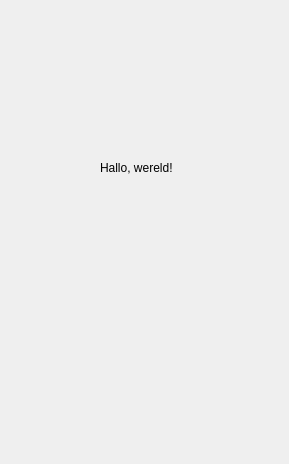
Qt form code/Mud/sidebar.ui (lauraBaakman/Introduction-to-Computational-Science) before a commit.
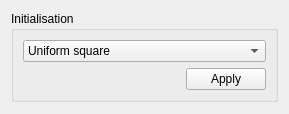
The same form after that commit.

Commit message: Initial version of the Grid model.

The edit to the form file:
```diff
--- a/code/Mud/sidebar.ui
+++ b/code/Mud/sidebar.ui
@@ -7,25 +7,63 @@
     <x>0</x>
     <y>0</y>
     <width>289</width>
-    <height>464</height>
+    <height>114</height>
    </rect>
   </property>
   <property name="windowTitle">
    <string>Form</string>
   </property>
-  <widget class="QLabel" name="label">
-   <property name="geometry">
-    <rect>
-     <x>100</x>
-     <y>160</y>
-     <width>191</width>
-     <height>16</height>
-    </rect>
-   </property>
-   <property name="text">
-    <string>Hallo, wereld!</string>
-   </property>
-  </widget>
+  <layout class="QGridLayout" name="gridLayout">
+   <item row="0" column="0" colspan="2">
+    <widget class="QGroupBox" name="groupBox">
+     <property name="sizePolicy">
+      <sizepolicy hsizetype="Preferred" vsizetype="Fixed">
+       <horstretch>0</horstretch>
+       <verstretch>0</verstretch>
+      </sizepolicy>
+     </property>
+     <property name="title">
+      <string>Initialisation</string>
+     </property>
+     <layout class="QGridLayout" name="gridLayout_2">
+      <item row="2" column="1">
+       <widget class="QPushButton" name="pushButton">
+        <property name="text">
+         <string>Apply</string>
+        </property>
+       </widget>
+      </item>
+      <item row="2" column="0">
+       <spacer name="horizontalSpacer">
+        <property name="orientation">
+         <enum>Qt::Horizontal</enum>
+        </property>
+        <property name="sizeHint" stdset="0">
+         <size>
+          <width>40</width>
+          <height>20</height>
+         </size>
+        </property>
+       </spacer>
+      </item>
+      <item row="0" column="0" colspan="2">
+       <widget class="QComboBox" name="comboBox">
+        <item>
+         <property name="text">
+          <string>Uniform square</string>
+         </property>
+        </item>
+        <item>
+         <property name="text">
+          <string>Uniform hexagonal</string>
+         </property>
+        </item>
+       </widget>
+      </item>
+     </layout>
+    </widget>
+   </item>
+  </layout>
  </widget>
  <resources/>
  <connections/>
```
The commit also changes 5 other files.
